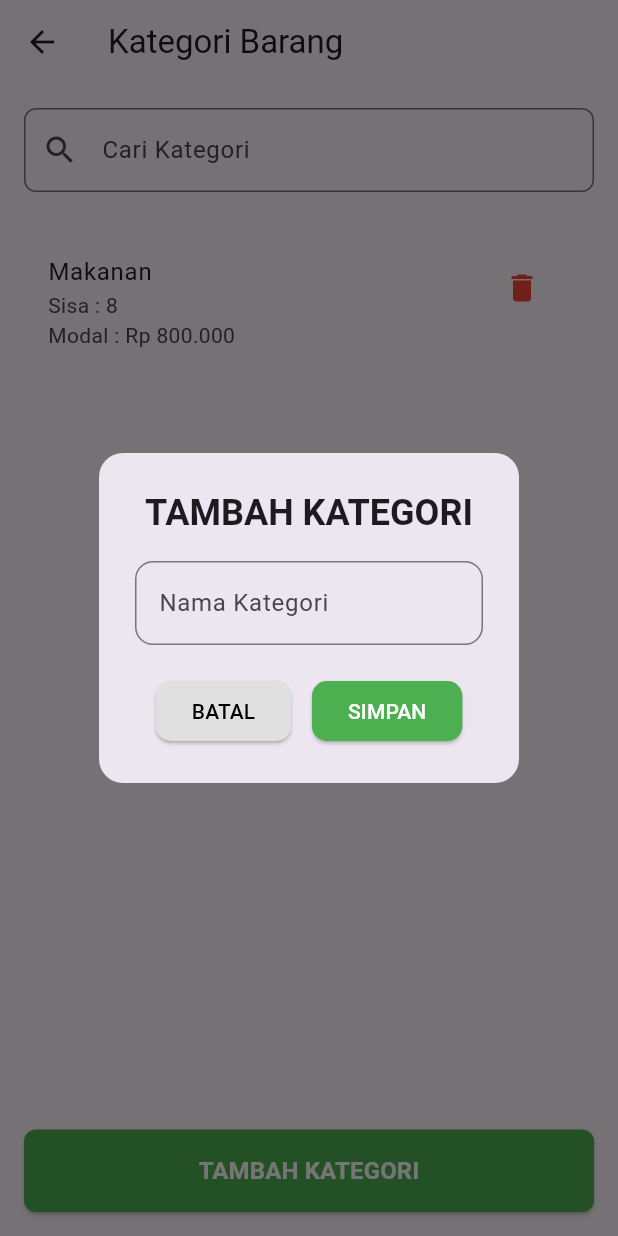
After one commit to wafiazmi/Mobile-apps, a Flutter app: the Kategori screen opened directly, after a tap on "TAMBAH KATEGORI", on a phone screen of 412 x 824 dp. The commit adds this screen. Run offline on Flutter 3.47's test engine with Material 3 defaults, Android fonts, the phone set to English and light mode, and no system bars; our stand-ins replace dotted_border, image_picker.

Commit message:
kategori

```diff
--- /dev/null
+++ b/lib/kategori-barang/kategori_barang.dart
@@ -0,0 +1,146 @@
+import 'package:flutter/material.dart';
+
+class Kategori extends StatelessWidget {
+  const Kategori({Key? key}) : super(key: key);
+
+  void _showTambahKategoriDialog(BuildContext context) {
+    showDialog(
+      context: context,
+      builder: (BuildContext context) {
+        return AlertDialog(
+          shape: RoundedRectangleBorder(
+            borderRadius: BorderRadius.circular(16),
+          ),
+          title: const Center(
+            child: Text(
+              'TAMBAH KATEGORI',
+              style: TextStyle(fontWeight: FontWeight.bold),
+            ),
+          ),
+          content: Column(
+            mainAxisSize: MainAxisSize.min,
+            children: [
+              const TextField(
+                decoration: InputDecoration(
+                  labelText: 'Nama Kategori',
+                  border: OutlineInputBorder(
+                    borderRadius: BorderRadius.all(
+                      Radius.circular(12),
+                    ),
+                  ),
+                ),
+              ),
+              const SizedBox(height: 20),
+              Row(
+                mainAxisAlignment: MainAxisAlignment.spaceEvenly,
+                children: [
+                  ElevatedButton(
+                    style: ElevatedButton.styleFrom(
+                      backgroundColor: Colors.grey[300],
+                      shape: RoundedRectangleBorder(
+                        borderRadius: BorderRadius.circular(10),
+                      ),
+                    ),
+                    onPressed: () {
+                      Navigator.pop(context);
+                    },
+                    child: const Text(
+                      'BATAL',
+                      style: TextStyle(color: Colors.black),
+                    ),
+                  ),
+                  ElevatedButton(
+                    style: ElevatedButton.styleFrom(
+                      backgroundColor: Colors.green,
+                      shape: RoundedRectangleBorder(
+                        borderRadius: BorderRadius.circular(10),
+                      ),
+                    ),
+                    onPressed: () {
+                      // Logika simpan kategori
+                      Navigator.pop(context);
+                    },
+                    child: const Text(
+                      'SIMPAN',
+                      style: TextStyle(color: Colors.white),
+                    ),
+                  ),
+                ],
+              ),
+            ],
+          ),
+        );
+      },
+    );
+  }
+
+  @override
+  Widget build(BuildContext context) {
+    return Scaffold(
+      appBar: AppBar(
+        title: const Text('Kategori Barang'),
+        leading: IconButton(
+          icon: const Icon(Icons.arrow_back),
+          onPressed: () {
+            // Aksi kembali
+          },
+        ),
+      ),
+      body: Padding(
+        padding: const EdgeInsets.all(16.0),
+        child: Column(
+          children: [
+            TextField(
+              decoration: InputDecoration(
+                labelText: 'Cari Kategori',
+                prefixIcon: const Icon(Icons.search),
+                border: OutlineInputBorder(
+                  borderRadius: BorderRadius.circular(8),
+                ),
+              ),
+            ),
+            const SizedBox(height: 16),
+            const SizedBox(height: 16),
+            Expanded(
+              child: ListView(
+                children: [
+                  ListTile(
+                    title: const Text('Makanan'),
+                    subtitle: const Text('Sisa : 8\nModal : Rp 800.000'),
+                    isThreeLine: true,
+                    trailing: IconButton(
+                      icon: const Icon(Icons.delete, color: Colors.red),
+                      onPressed: () {
+                        // Aksi hapus kategori
+                      },
+                    ),
+                  ),
+                ],
+              ),
+            ),
+          ],
+        ),
+      ),
+      bottomNavigationBar: Padding(
+        padding: const EdgeInsets.all(16.0),
+        child: ElevatedButton(
+          onPressed: () {
+            _showTambahKategoriDialog(context);
+          },
+          style: ElevatedButton.styleFrom(
+            padding: const EdgeInsets.symmetric(vertical: 16),
+            shape: RoundedRectangleBorder(
+              borderRadius: BorderRadius.circular(8),
+            ),
+            backgroundColor: Colors.green,
+          ),
+          child: const Text(
+            'TAMBAH KATEGORI',
+            style: TextStyle(
+                fontSize: 16, color: Colors.white, fontWeight: FontWeight.bold),
+          ),
+        ),
+      ),
+    );
+  }
+}
--- a/lib/main.dart
+++ b/lib/main.dart
@@ -1,4 +1,5 @@
 import 'package:flutter/material.dart';
+import 'package:pemrogramanbergerak/kategori-barang/kategori_barang.dart';
 import 'package:pemrogramanbergerak/pages/profile/foto.dart';
 import 'package:pemrogramanbergerak/pages/menu_utama.dart';
 import 'package:pemrogramanbergerak/pages/profile/edit_profile.dart';
--- a/lib/pages/profile/edit_profile.dart
+++ b/lib/pages/profile/edit_profile.dart
@@ -48,6 +48,7 @@ class _EditProfilePageState extends State<EditProfilePage> {
                       right: 0,
                       child: GestureDetector(
                         onTap: () {
+                          // Navigasi ke halaman foto
                           Navigator.push(context, MaterialPageRoute(builder: (context) => Foto()));
                         },
                         child: CircleAvatar(
```
